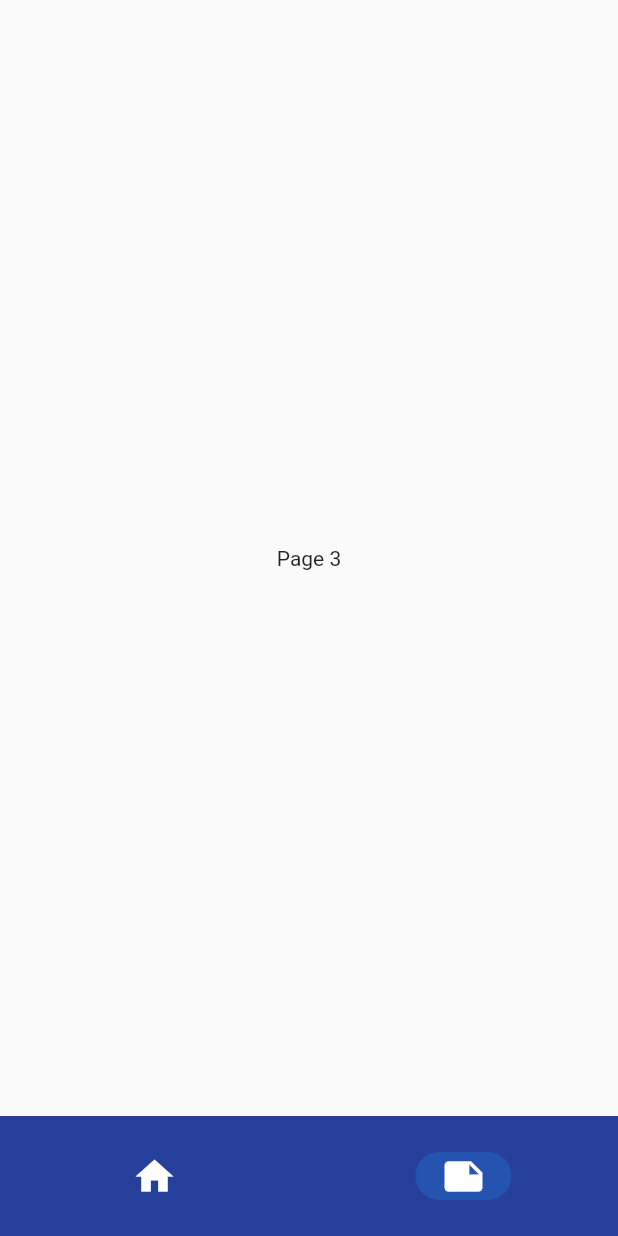
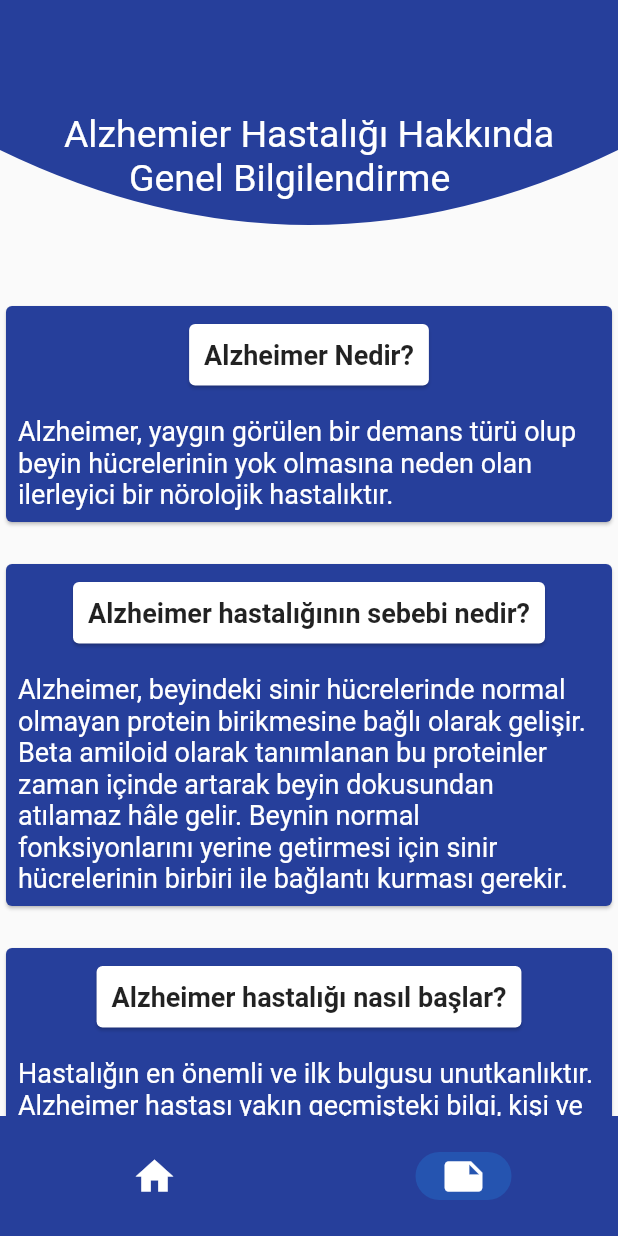
Before and after one commit to CansuMus/AlzheimerDostu-QUA, a Flutter app: the CompanionMainPage screen opened by its route, item 2 of the bottom bar chosen, on a phone screen of 412 x 824 dp. Run offline on Flutter 3.47's test engine with Material 2 defaults, Android fonts, the phone set to English and light mode, and no system bars; our stand-ins replace confetti, firebase_auth, firebase_core, go_router, google_fonts, google_sign_in and 1 more; missing offline and left inert: circular_countdown, dialogs; accounts and stored records are empty.

Commit message:
general_info_alz

```diff
--- a/lib/features/companion/pages/companion_main_page.dart
+++ b/lib/features/companion/pages/companion_main_page.dart
@@ -1,4 +1,5 @@
 import 'package:ff_55/features/companion/pages/companion_home_page.dart';
+import 'package:ff_55/features/companion/pages/components/general_info_alz/general_info_alz.dart';
 import 'package:ff_55/styles/colors/colors.dart';
 import 'package:flutter/material.dart';
 
@@ -45,11 +46,7 @@ class _CompanionMainPageState extends State<CompanionMainPage> {
         // ),
 
         CompanionHomePage(),
-        Container(
-          //color: Colors.blue,
-          alignment: Alignment.center,
-          child: const Text('Page 3'),
-        ),
+        GeneralInfoAlz(),
       ][currentPageIndex],
     );
   }
--- /dev/null
+++ b/lib/features/companion/pages/components/general_info_alz/card_info.dart
@@ -0,0 +1,44 @@
+import 'package:ff_55/styles/colors/colors.dart';
+import 'package:flutter/material.dart';
+
+class CardInfo extends StatelessWidget {
+  final String title, text;
+  const CardInfo({
+    super.key, required this.title, required this.text,
+  });
+
+  @override
+  Widget build(BuildContext context) {
+    return  Card(
+      color: Utils.mainThemeColor,
+      child: Column(
+        mainAxisAlignment: MainAxisAlignment.start,
+        children: [
+          Padding(
+            padding: EdgeInsets.all(8.0),
+            child: Card(
+              child: Column(
+                children: [
+                  Padding(
+                    padding: EdgeInsets.all(10.0),
+                    child: Text(
+                      title,
+                      style: TextStyle(fontSize: 18,fontWeight: FontWeight.bold),
+                    ),
+                  )
+                ],
+              ),
+            ),
+          ),
+          Padding(
+            padding: EdgeInsets.all(8.0),
+            child: Text(
+              text,
+              style: TextStyle(color: Colors.white,fontSize: 18),
+            ),
+          )
+        ],
+      ),
+    );
+  }
+}
--- /dev/null
+++ b/lib/features/companion/pages/components/general_info_alz/general_info_alz.dart
@@ -0,0 +1,101 @@
+import 'package:ff_55/features/companion/pages/components/general_info_alz/card_info.dart';
+import 'package:ff_55/styles/colors/colors.dart';
+import 'package:flutter/material.dart';
+
+class GeneralInfoAlz extends StatelessWidget {
+  const GeneralInfoAlz
+({super.key});
+
+  @override
+  Widget build(BuildContext context) {
+    return Scaffold(
+      body: SingleChildScrollView(
+        child: Column(
+          children: [
+             ClipPath(
+              clipper: CustomClipPath(),
+              child: Container(
+                height: 200,
+                color: Utils.mainThemeColor,
+                child:  const Center(
+                  child: ListTile(
+                    title: Center(child: Text("Alzhemier Hastalığı Hakkında\n \t\t\t\t\t Genel Bilgilendirme ",style: TextStyle(color: Colors.white, fontSize: 25), )),
+                  ),
+                  ),
+                ),
+              ),
+              const CardInfo(
+                 title: 'Alzheimer Nedir?',
+                 text: 'Alzheimer, yaygın görülen bir demans türü olup beyin hücrelerinin yok olmasına neden olan ilerleyici bir nörolojik hastalıktır.',
+              ),
+              const SizedBox(height: 20,),
+              const CardInfo(
+                title: "Alzheimer hastalığının sebebi nedir?",
+                text: "Alzheimer, beyindeki sinir hücrelerinde normal olmayan protein birikmesine bağlı olarak gelişir. Beta amiloid olarak tanımlanan bu proteinler zaman içinde artarak beyin dokusundan atılamaz hâle gelir. Beynin normal fonksiyonlarını yerine getirmesi için sinir hücrelerinin birbiri ile bağlantı kurması gerekir."
+              ),
+              const SizedBox(height: 20,),
+              const CardInfo(
+                title: "Alzheimer hastalığı nasıl başlar?",
+                text: "Hastalığın en önemli ve ilk bulgusu unutkanlıktır. Alzheimer hastası yakın geçmişteki bilgi, kişi ve olayları unutur. Hastalık ilerledikçe kişi daha sık unutmaya başlar ve bu bilgileri hatırlayamaz. Unutkanlık, hastalığın ilk dönemlerinde basit unutkanlıklar olarak başlar."
+              ),
+              const SizedBox(height: 20,),
+              const CardInfo(
+                title: "Alzheimer Türleri Nelerdir?",
+                text: "Alzheimer türleri, bu hastalığının kendi içerisinde ayrıldığı türlerdir. Bu türler, erken, geç ve ailesel olarak üç bölümden oluşmaktadır;\nErken başlayan Alzheimer: Erken başlayan Alzheimer türü, bu hastalığın nadir bir formudur ve 65 yaşından önce başlar.\nGeç başlayan Alzheimer: Alzheimer hastalarının %90’a yakınında görülür, 65 yaşından sonra başlar.\nAilesel Alzheimer Hastalığı: Alzheimer’ın tamamen genetik olan bir formudur. En azından ailenin iki jenerasyonunda vardır.  "
+              ),
+              const SizedBox(height: 20,),
+              const CardInfo(
+                title: "Alzhemir evreleri?",
+                text: "Evre 1: Dışarıdan normal (Klinik öncesi)\nEvre 2: Çok hafif bozukluk.\nEvre 3: Hafif bozukluk.\nEvre 4: Orta dereceli bozukluk.\nEvre 5: Orta ciddi bozukluk.\nEvre 6: Ciddi bozukluk.\nEvre 7: Çok ciddi bozukluk."
+              ),
+              const SizedBox(height: 20,),
+              const CardInfo(
+                title: "Alzheimer  evreleri kaç yıl sürer?",
+                text: "Erken Evre: Tani konmasından 20 yıl hatta daha uzun bir süre önce beyinde nörodejenerasyon başlamış olabilir. Orta Evre: Genelde 2-10 yıl sürer. İleri Evre: 1-5 yıl sürebilir."
+              ),
+              const SizedBox(height: 20,),
+              const CardInfo(
+                title: "Alzheimer hasta yakınları nelere dikkat etmeli?",
+                text: "1.	Empati kurmaya çalışın!\n2.	Sabırlı olun!\n3.	Anlayışlı olun ve tartışmayın!\n4.	Konuştuğu konunun bütünlüğünü bozmayın!\n5.	Müzik dinletin.\n6.	Hastanızın ilaçlarını kendi başına almasına izin vermeyin!\n7.	Hastalarınızın yanında huzurevi ihtimalinden söz etmeyin!\n"
+              ),
+              const SizedBox(height: 20,),
+              const CardInfo(
+                title: "Alzheimer hastaları için yemek hazırlamak",
+                text: "•	Aşırı yağlı, şekerli gıdalardan ve aşırı tuz kullanımından uzak durulmalı\n•	Çorba, meyve suyu, ayran, süt, hoşaf, ıhlamur gibi sıvı veya püre, muhallebi gibi yarı sıvı gıdalar tercih edebilirsiniz.•	Ara öğünlerde küçük dilimler halinde taze veya kurutulmuş sebze ve meyve sunulmalı\n"
+              ),
+          ],
+        ),
+      ),
+    );
+  }
+}
+
+
+class CustomClipPath extends CustomClipper<Path> {
+  @override
+  Path getClip(size) {
+    double width = size.width;
+    double height = size.height;
+
+    final path = Path();
+    path.lineTo(0, height/2);  //2. point
+    path.quadraticBezierTo(
+      width * 0.5, // 3.point
+       height ,  // 3.point
+        width, //4. point
+        height/2, //4. point
+    );
+
+    path.lineTo(width, 0);
+    path.close();
+
+    return path;
+}
+
+  @override
+
+  bool shouldReclip(covariant CustomClipper oldClipper) {
+    return false;
+  }
+
+ }
--- a/lib/features/companion/pages/components/notes/create_note.dart
+++ b/lib/features/companion/pages/components/notes/create_note.dart
@@ -2,6 +2,8 @@
 import 'package:ff_55/features/companion/pages/components/notes/models/note_model.dart';
 import 'package:ff_55/styles/colors/colors.dart';
 import 'package:flutter/material.dart';
+
+
 
 class CreateNote extends StatefulWidget {
   final Function(Note) onNewNoteCreated;
@@ -49,7 +51,7 @@ class _CreateNoteState extends State<CreateNote> {
         height: 80,
         width: 220,
         child: FloatingActionButton.extended(
-            onPressed: () {
+            onPressed: ()  {
               if (titleController.text.isEmpty) {
                 return;
               }
@@ -73,4 +75,5 @@ class _CreateNoteState extends State<CreateNote> {
       ),
     );
   }
+
 }
--- a/lib/features/patient/pages/patient_main_page.dart
+++ b/lib/features/patient/pages/patient_main_page.dart
@@ -36,10 +36,7 @@ int currentPageIndex = 0;
             icon: Icon(Icons.games_outlined, color: Colors.white,size: 30,),
             label: 'Game',
           ),
-          NavigationDestination(
-            icon: Icon(Icons.note, color: Colors.white, size: 30,),
-            label: 'Info',
-          ),
+
         ],
       ),
       body: <Widget>[
@@ -51,12 +48,6 @@ int currentPageIndex = 0;
 
         PatientHomePage(),
         OyunAnaEkrani(),
-
-        Container(
-          //color: Colors.blue,
-          alignment: Alignment.center,
-          child: const Text('Page 3'),
-        ),
       ][currentPageIndex],
     );
   }
```
Also changed, not shown: lib/features/companion/pages/components/notes/notes_home_screen.dart (line endings or trailing spaces), 1 other file.
